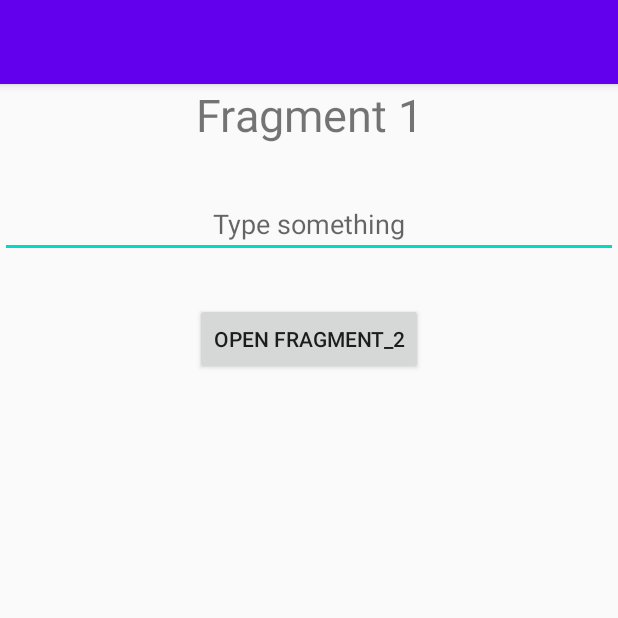
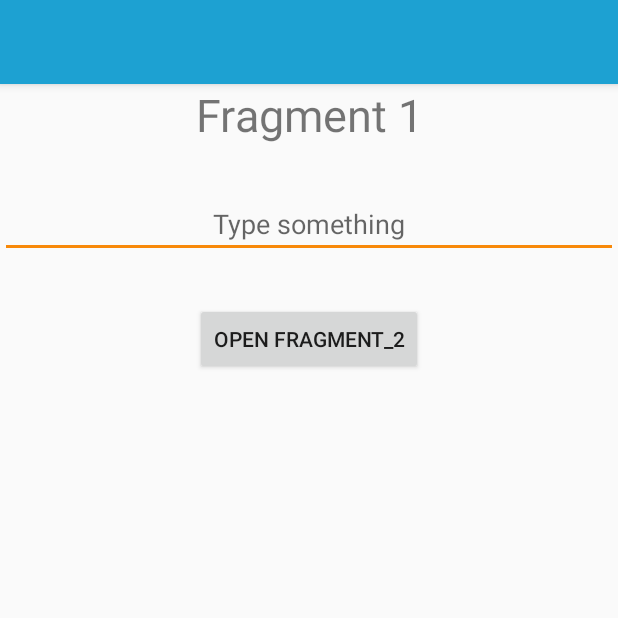
Before and after one commit to peterpazmandi/NavCompDemo, an Android app: the screen it shows after launch (MainActivity), on a phone screen of 412 x 824 dp, the top half of it. Run offline under Robolectric (Android 15) with nearby library versions, the phone set to English and light mode, and no system bars.

Commit message:
Update of the starter project

```diff
--- a/app/src/main/res/values/colors.xml
+++ b/app/src/main/res/values/colors.xml
@@ -1,6 +1,6 @@
 <?xml version="1.0" encoding="utf-8"?>
 <resources>
-    <color name="colorPrimary">#6200EE</color>
-    <color name="colorPrimaryDark">#3700B3</color>
-    <color name="colorAccent">#03DAC5</color>
+    <color name="colorPrimary">#1DA1D2</color>
+    <color name="colorPrimaryDark">#117498</color>
+    <color name="colorAccent">#F88909</color>
 </resources>
```
